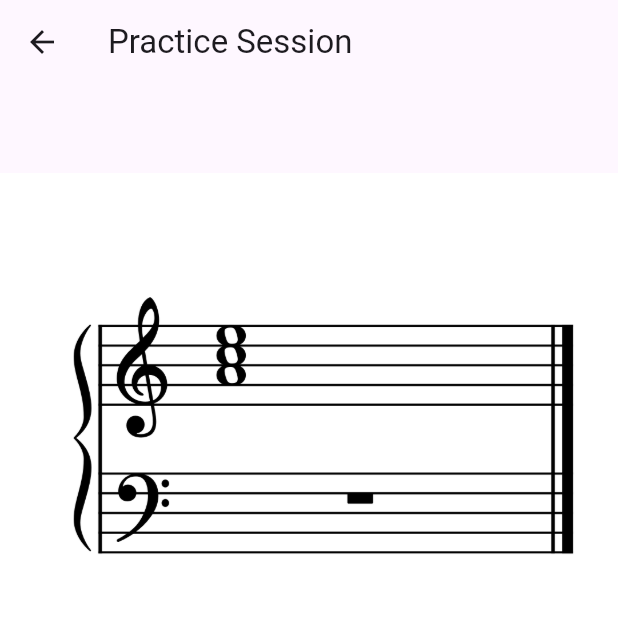
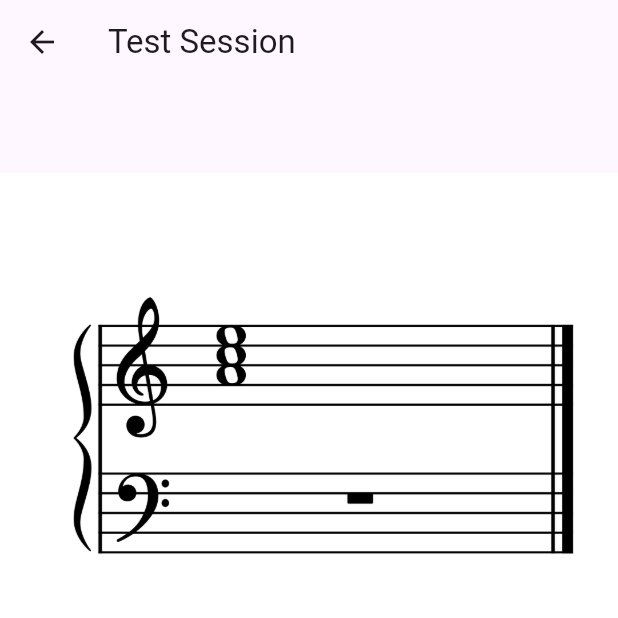
Before and after one commit to nndutiye/chord_lang, a Flutter app: the screen it shows after launch, after a tap on "Start Practice Session", on a phone screen of 412 x 824 dp, the top half of it. Run offline on Flutter 3.47's test engine with Material 3 defaults, Android fonts, the phone set to English and light mode, and no system bars; our stand-ins replace flutter_switch; missing offline and left inert: dart:js_interop, flutter_midi_command.

Commit message:
made test class for testing ssm lib

```diff
--- /dev/null
+++ b/lib/TestSheetLibView.dart
@@ -0,0 +1,146 @@
+import 'dart:async';
+import 'dart:js_interop';
+
+import 'package:chord_lang/main.dart';
+import 'package:chord_lang/model/ChordGenerator.dart';
+import 'package:chord_lang/model/MidiValue.dart';
+import 'package:flutter/foundation.dart';
+import 'package:flutter/material.dart';
+import 'package:flutter_midi_command/flutter_midi_command.dart';
+import 'package:flutter_midi_command/flutter_midi_command_messages.dart';
+
+class TestsheetlibView extends StatefulWidget {
+  const TestsheetlibView(this.scale_selection, this.major, {super.key});
+
+  final scale_selection;
+  final bool major;
+  @override
+  State<TestsheetlibView> createState() => _TestsheetlibViewState(scale_selection, major);
+}
+
+class _TestsheetlibViewState extends State<TestsheetlibView> {
+  _TestsheetlibViewState(String scale_selection, bool major) {
+    this._scale_selection = scale_selection;
+    this._major = major;
+  }
+  bool _major = true;
+  String _scale_selection = "";
+  //bool _played_correct_chord = false;
+  String _chord_image_name = 'assets/images/Am.png';
+
+  void _newChord(String s) {
+    setState(() {
+      _chord_image_name = s;
+    });
+  }
+
+  void generateChords(String s){
+    ChordGenerator cg = ChordGenerator(s);
+    print(cg.getTonicAsMidiString());
+    print(cg.getTonicAsMidiValue().toString());
+    print(cg.getMajorScaleNotesAsString());
+  }
+  Future<StreamSubscription<MidiDataReceivedEvent>> connectToMidiDevice(String _scale_selection) async {
+    generateChords(_scale_selection);
+    final midi = MidiCommand();
+
+    //final received = <MidiDataReceivedEvent>[];
+
+    final device = (await midi.devices)!.first;
+
+    await midi.connectToDevice(
+      device,
+      awaitConnectionTimeout: const Duration(seconds: 1),
+    );
+
+    if (device.connected) {
+      print("conneced!");
+    }
+
+    Set<String> testChord = {"C3", "E3", "G3"};
+    // This is the centerpiece of the whole application
+    List<String> noteCharList = [];
+    List<String> chordNameList = []; // has to be generated
+
+    final sub_init = midi.onMidiDataReceived!.listen(
+      (data) {
+        MidiMessage midiMessage = data.message;
+        String noteInput = midiMessage.data[1].toString();
+        //print('U8intlist: $s');
+
+        MidiValue mv = MidiValue();
+        String noteChar = mv.getNoteStringFromMidiValue(noteInput)!;
+
+        //print('Note Char: $noteChar');
+
+        if((midiMessage is! NoteOnMessage)) {
+          noteCharList.remove(noteChar);
+        }
+
+        if(midiMessage is NoteOnMessage) {
+          noteCharList.add(noteChar);
+        }
+
+        print(noteCharList);
+
+        if(setEquals(testChord, noteCharList.toSet())){
+          print("played correct note");
+          _newChord('assets/images/B°.png');
+        }
+      },
+    );
+
+    noteCharList.clear();
+
+    return sub_init;
+
+    //await Future<void>.delayed(const Duration(seconds: 1000));
+    //print("cancel");
+    //sub.cancel();
+  }
+
+  void cancelSubscription(Future<StreamSubscription<MidiDataReceivedEvent>> s) async {
+    StreamSubscription<MidiDataReceivedEvent> sub = await s;
+    sub.cancel();
+  }
+
+
+  @override
+  Widget build(BuildContext context) {
+    Future<StreamSubscription<MidiDataReceivedEvent>> sub = connectToMidiDevice(_scale_selection);
+    //cancelSubscription(sub);
+    /*if(_major) {
+      //print("selecetd major");
+    } else {
+      //print("selected minor");
+    }
+    */
+    //print(_scale_selection);
+    return Scaffold(
+      appBar: AppBar(title: const Text('Test Session')),
+      body: Column(
+        children: [
+          Image.asset(
+            _chord_image_name,
+            width: 600,
+            height: 500,
+          ),
+          Spacer(flex: 1),
+          Center(
+            child: OutlinedButton(
+                  onPressed: () {
+                    cancelSubscription(sub);
+
+
+                    Navigator.of(context).push(MaterialPageRoute(builder: (context) => MyApp())); // Source - https://stackoverflow.com/a/54165550 Posted by Suragch, modified by community. See post 'Timeline' for change history Rerieved 2026-07-30, License - CC BY-SA 4.0
+
+                  },
+
+                  child: Text('End Practice Session'),
+          ),
+          ),
+        ]
+    ),
+    );
+  }
+}
--- a/lib/main.dart
+++ b/lib/main.dart
@@ -1,4 +1,5 @@
 import 'dart:js_interop';
+import 'package:chord_lang/TestSheetLibView.dart';
 import 'package:flutter_switch/flutter_switch.dart';
 
 import 'package:chord_lang/PracticeView.dart';
@@ -147,7 +148,8 @@ class _MyHomePageState extends State<MyHomePage> {
             Spacer(),
             OutlinedButton(
               onPressed: () {
-                Navigator.of(context).push(MaterialPageRoute(builder: (context) => Practiceview(_dropdownValue, _major))); // Source - https://stackoverflow.com/a/54165550 Posted by Suragch, modified by community. See post 'Timeline' for change history Rerieved 2026-07-30, License - CC BY-SA 4.0
+                //Navigator.of(context).push(MaterialPageRoute(builder: (context) => Practiceview(_dropdownValue, _major))); // Source - https://stackoverflow.com/a/54165550 Posted by Suragch, modified by community. See post 'Timeline' for change history Rerieved 2026-07-30, License - CC BY-SA 4.0
+                Navigator.of(context).push(MaterialPageRoute(builder: (context) => TestsheetlibView(_dropdownValue, _major)));
               },
 
               child: Text('Start Practice Session'),
```
